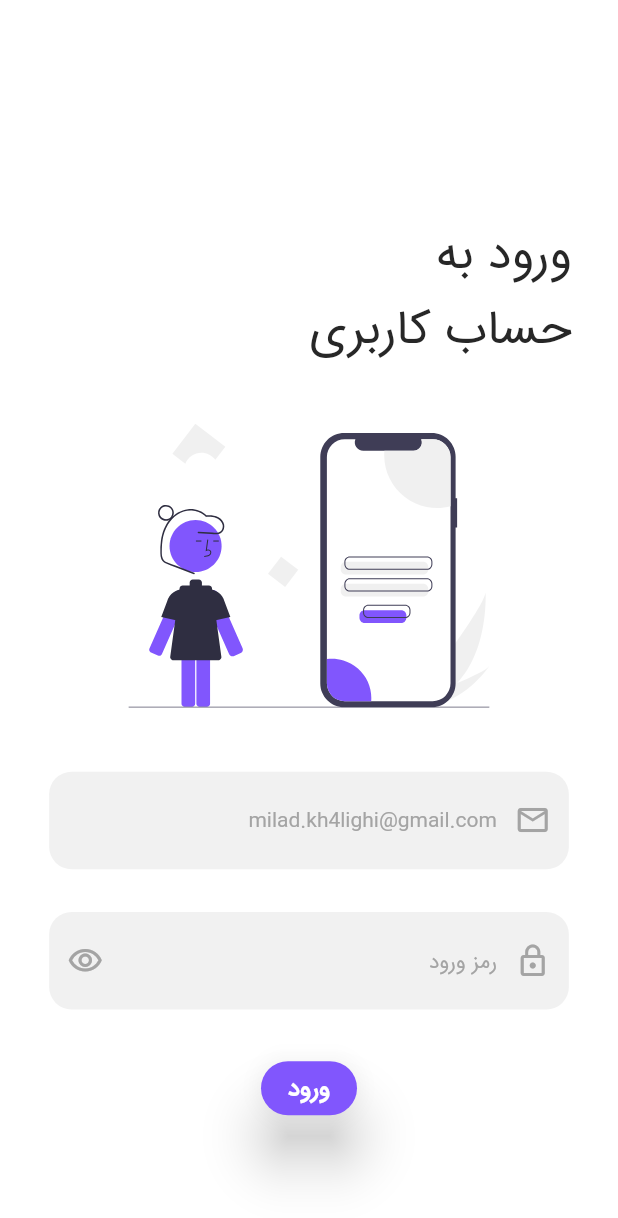
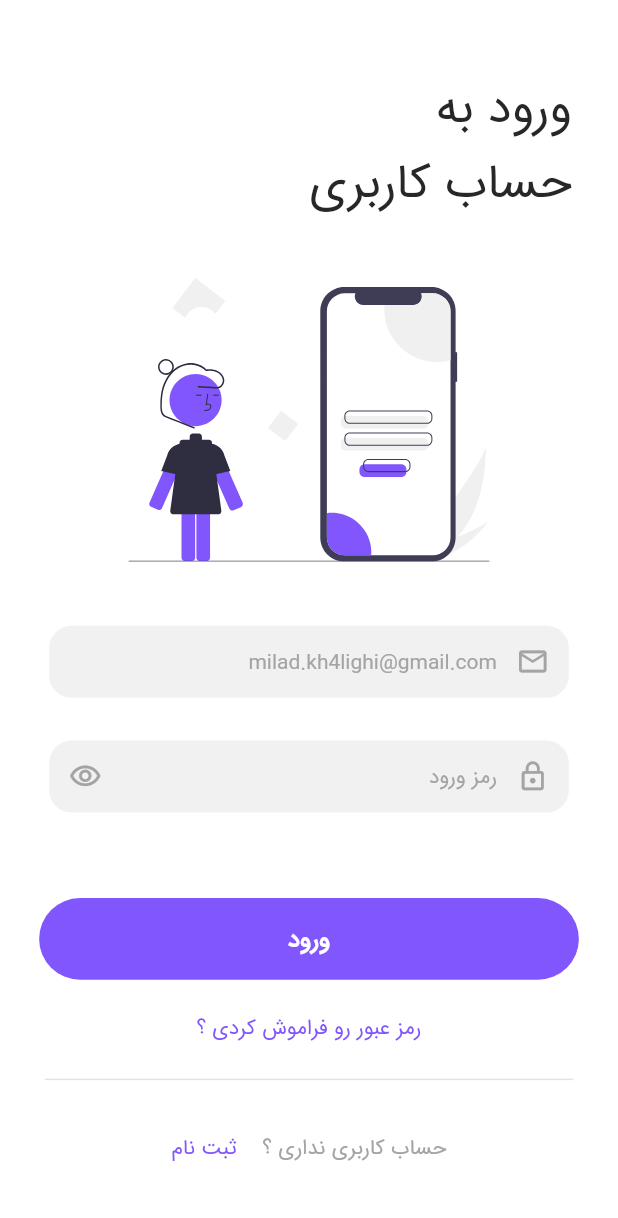
Before and after one commit to miladkhalighi/Learning-Course, a Flutter app: the screen it shows after launch, on a phone screen of 412 x 824 dp. Shown: the top 1218 px of the screen. Run offline on Flutter 3.47's test engine with Material 2 defaults, Android fonts, the phone set to English and light mode, and no system bars; our stand-ins replace eva_icons_flutter, flutter_svg, get, persistent_bottom_nav_bar.

Commit message:
log in screen 3

```diff
--- a/lib/constants/colors.dart
+++ b/lib/constants/colors.dart
@@ -5,6 +5,7 @@ import 'package:flutter/material.dart';
 var primaryColor = const Color(0xFF8156FD);
 var secondaryColor = const Color(0xFF6545A4);
 var primaryLightColor = const Color(0xFFEDE7FF);
+var divider = const Color.fromARGB(223, 223, 223, 223);
 var primaryTextColor = const Color(0xFF272727);
 var secondaryTextColor = const Color(0xFFA4A4A4);
 var backgroundColor = const Color(0xFFFFFFFF);
--- a/lib/constants/strings.dart
+++ b/lib/constants/strings.dart
@@ -8,3 +8,5 @@ String profileName = "کاربر";
 String logInScreenTitle = "ورود به حساب کاربری";
 String logIn = "ورود";
 String emailHintText = "milad.kh4lighi@gmail.com";
+String forgetPassword = "رمز عبور رو فراموش کردی ؟";
+String notAccount = "حساب کاربری نداری ؟";
--- a/lib/main.dart
+++ b/lib/main.dart
@@ -47,6 +47,10 @@ class MyApp extends StatelessWidget {
               fontSize: 14,
               color: secondaryTextColor,
             ),
+            headline4: TextStyle(
+              fontSize: 14,
+              color: primaryColor,
+            ),
             button: const TextStyle(
                 fontSize: 16, color: Colors.white, fontWeight: FontWeight.bold),
           ),
--- a/lib/view/screens/auth/login_screen.dart
+++ b/lib/view/screens/auth/login_screen.dart
@@ -23,8 +23,7 @@ class _LogInScreenState extends State<LogInScreen> {
     var size = MediaQuery.of(context).size;
     return SafeArea(
       child: Scaffold(
-        body: Center(
-          child: SingleChildScrollView(
+        body: SingleChildScrollView(
           physics: const BouncingScrollPhysics(),
           child: Column(
             // mainAxisAlignment: MainAxisAlignment.center,
@@ -33,7 +32,7 @@ class _LogInScreenState extends State<LogInScreen> {
               Padding(
                 padding: EdgeInsets.fromLTRB(
                     size.width / 2.06,
-                      size.height / 11.575,
+                    size.height / 17,
                     size.width / 13.375,
                     size.height / 22.481),
                 child: Text(
@@ -57,6 +56,8 @@ class _LogInScreenState extends State<LogInScreen> {
                   decoration: InputDecoration(
                     filled: true,
                     fillColor: logInTextField,
+                    contentPadding:
+                        EdgeInsets.symmetric(horizontal: size.height / 44.095),
                     border: OutlineInputBorder(
                         borderRadius: BorderRadius.circular(15),
                         borderSide: BorderSide.none),
@@ -67,6 +68,7 @@ class _LogInScreenState extends State<LogInScreen> {
                     prefixIcon: Icon(
                       Icons.email_outlined,
                       color: secondaryTextColor,
+                      size: 22,
                     ),
                     hintText: emailHintText,
                     hintStyle: textTheme.bodyText2,
@@ -75,16 +77,17 @@ class _LogInScreenState extends State<LogInScreen> {
               ),
               Padding(
                 padding: EdgeInsets.fromLTRB(size.width / 12.58, 0,
-                      size.width / 12.58, size.height / 28.93),
+                    size.width / 12.58, size.height / 14.46),
                 child: TextField(
                   obscureText: _obscureText,
                   enableSuggestions: false,
                   autocorrect: false,
-                    controller: emailId,
                   textDirection: TextDirection.rtl,
                   decoration: InputDecoration(
                       filled: true,
                       fillColor: logInTextField,
+                      contentPadding: EdgeInsets.symmetric(
+                          horizontal: size.height / 44.095),
                       border: OutlineInputBorder(
                         borderRadius: BorderRadius.circular(15),
                         borderSide: BorderSide.none,
@@ -98,12 +101,14 @@ class _LogInScreenState extends State<LogInScreen> {
                       prefixIcon: Icon(
                         Icons.lock_outline,
                         color: secondaryTextColor,
+                        size: 22,
                       ),
                       suffixIcon: IconButton(
                         color: secondaryTextColor,
                         icon: Icon(_obscureText
                             ? Icons.visibility_outlined
                             : Icons.visibility_off_outlined),
+                        iconSize: 22,
                         onPressed: () {
                           setState(() {
                             _obscureText = !_obscureText;
@@ -112,12 +117,52 @@ class _LogInScreenState extends State<LogInScreen> {
                       )),
                 ),
               ),
-                ElevatedButton(
+              SizedBox(
+                height: size.height / 15.143,
+                width: size.width / 1.145,
+                child: ElevatedButton(
                   onPressed: () {},
+                  style: ElevatedButton.styleFrom(elevation: 0),
                   child: Text(logIn),
+                ),
+              ),
+              Padding(
+                padding: EdgeInsets.only(
+                    top: size.height / 38.583, bottom: size.height / 54.502),
+                child: Text(
+                  forgetPassword,
+                  style: textTheme.headline4,
+                ),
+              ),
+              Divider(
+                thickness: 1,
+                color: divider,
+                indent: size.width / 13.811,
+                endIndent: size.width / 13.811,
+              ),
+              Padding(
+                padding: EdgeInsets.fromLTRB(0, size.height / 30.856, 0, 0),
+                child: Row(
+                  mainAxisAlignment: MainAxisAlignment.center,
+                  children: [
+                    Text(
+                      notAccount,
+                      style: textTheme.bodyText2,
+                    ),
+                    SizedBox(
+                      width: size.width / 23.777,
+                    ),
+                    Text(
+                      "ثبت نام",
+                      style: textTheme.headline4,
+                    ),
+                  ],
+                ),
+              ),
+              SizedBox(
+                height: size.height / 20.577,
               )
             ],
-            ),
           ),
         ),
       ),
```
Lines whose indentation alone changed are shown as unchanged.
